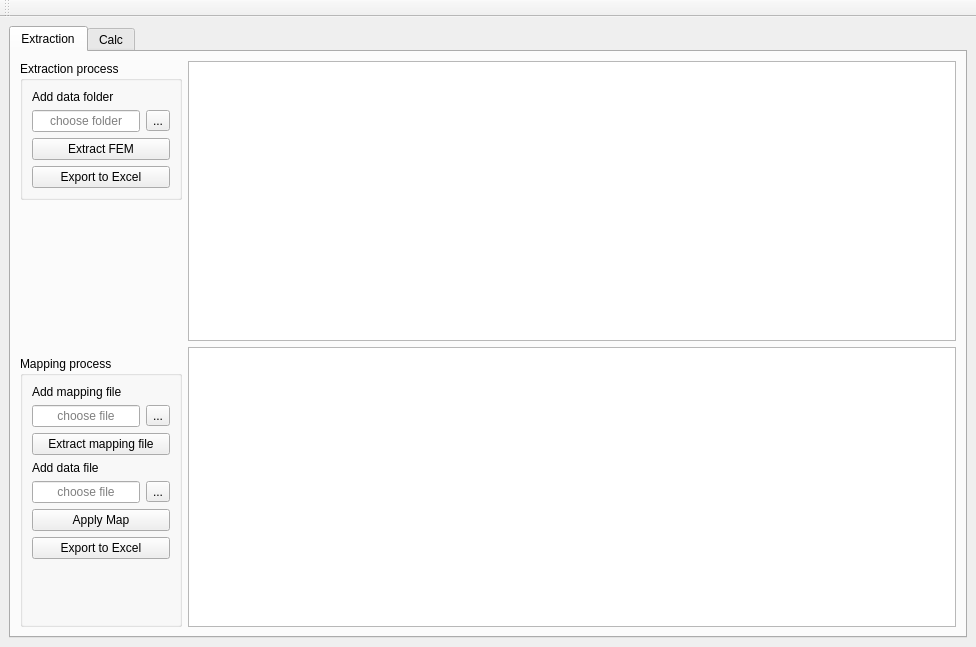
Old version of the form base_ui.ui in the repository zhivvv/dashboard.
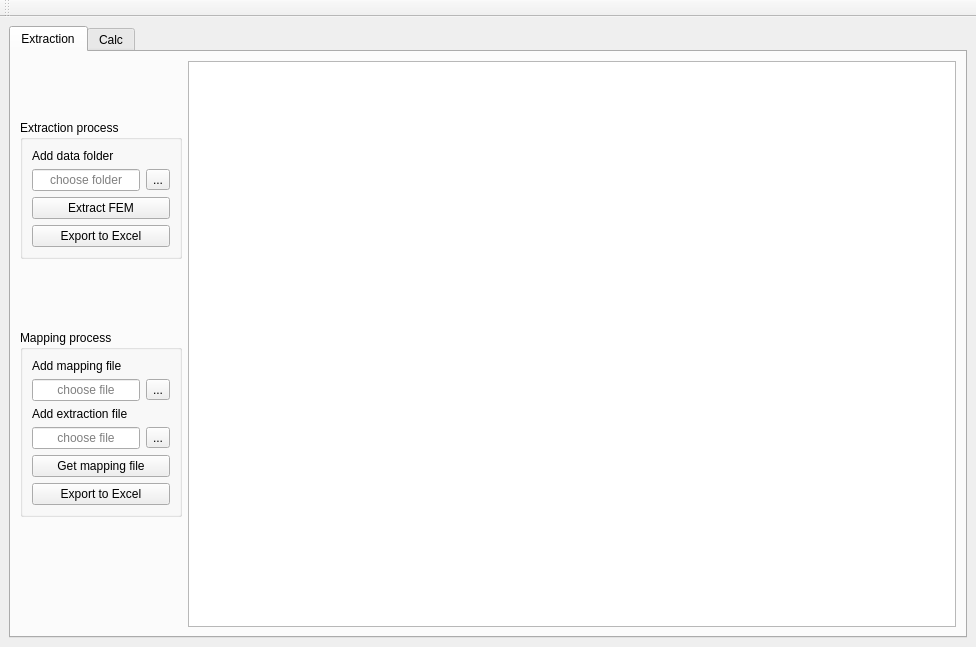
New version of the form.

Commit message: [Home] Functions to mapping buttons were added GUI, mapping module was modified

What changed in the file:
```diff
--- a/base_ui.ui
+++ b/base_ui.ui
@@ -54,7 +54,7 @@
              <string>Extraction process</string>
             </property>
             <layout class="QFormLayout" name="formLayout">
-             <item row="1" column="0">
+             <item row="1" column="0" colspan="2">
               <widget class="QLabel" name="label_15">
                <property name="text">
                 <string>Add data folder</string>
@@ -110,19 +110,6 @@
             </layout>
            </widget>
           </item>
-          <item>
-           <spacer name="verticalSpacer_2">
-            <property name="orientation">
-             <enum>Qt::Vertical</enum>
-            </property>
-            <property name="sizeHint" stdset="0">
-             <size>
-              <width>20</width>
-              <height>40</height>
-             </size>
-            </property>
-           </spacer>
-          </item>
           <item>
            <widget class="QGroupBox" name="groupBox_2">
             <property name="sizePolicy">
@@ -135,14 +122,14 @@
              <string>Mapping process</string>
             </property>
             <layout class="QFormLayout" name="formLayout_2">
-             <item row="1" column="0">
+             <item row="1" column="0" colspan="2">
               <widget class="QLabel" name="label_9">
                <property name="text">
                 <string>Add mapping file</string>
                </property>
               </widget>
              </item>
-             <item row="2" column="0">
+             <item row="3" column="0">
               <widget class="QLineEdit" name="lineEdit_mapping_file">
                <property name="sizePolicy">
                 <sizepolicy hsizetype="Preferred" vsizetype="Fixed">
@@ -167,41 +154,22 @@
                </property>
               </widget>
              </item>
-             <item row="2" column="1">
+             <item row="3" column="1">
               <widget class="QToolButton" name="btn_tool_choose_mapping_file">
                <property name="text">
                 <string>...</string>
                </property>
               </widget>
              </item>
-             <item row="3" column="0" colspan="2">
-              <widget class="QPushButton" name="btn_apply_map_2">
-               <property name="sizePolicy">
-                <sizepolicy hsizetype="Preferred" vsizetype="Preferred">
-                 <horstretch>0</horstretch>
-                 <verstretch>0</verstretch>
-                </sizepolicy>
-               </property>
-               <property name="minimumSize">
-                <size>
-                 <width>0</width>
-                 <height>0</height>
-                </size>
-               </property>
-               <property name="text">
-                <string>Extract mapping file</string>
-               </property>
-              </widget>
-             </item>
-             <item row="4" column="0">
+             <item row="5" column="0" colspan="2">
               <widget class="QLabel" name="label_14">
                <property name="text">
-                <string>Add data file</string>
+                <string>Add extraction file</string>
                </property>
               </widget>
              </item>
-             <item row="5" column="0">
-              <widget class="QLineEdit" name="lineEdit_datafile">
+             <item row="6" column="0">
+              <widget class="QLineEdit" name="lineEdit_data_file">
                <property name="sizePolicy">
                 <sizepolicy hsizetype="Preferred" vsizetype="Fixed">
                  <horstretch>0</horstretch>
@@ -225,58 +193,58 @@
                </property>
               </widget>
              </item>
-             <item row="5" column="1">
-              <widget class="QToolButton" name="btn_tool_choos_data_file">
+             <item row="6" column="1">
+              <widget class="QToolButton" name="btn_tool_choose_data_file">
                <property name="text">
                 <string>...</string>
                </property>
               </widget>
              </item>
-             <item row="6" column="0" colspan="2">
-              <widget class="QPushButton" name="btn_apply_map">
-               <property name="sizePolicy">
-                <sizepolicy hsizetype="Preferred" vsizetype="Preferred">
-                 <horstretch>0</horstretch>
-                 <verstretch>0</verstretch>
-                </sizepolicy>
-               </property>
-               <property name="minimumSize">
-                <size>
-                 <width>0</width>
-                 <height>0</height>
-                </size>
-               </property>
-               <property name="text">
-                <string>Apply Map</string>
-               </property>
-              </widget>
-             </item>
              <item row="7" column="0" colspan="2">
-              <widget class="QPushButton" name="btn_save_mapping">
+              <widget class="QPushButton" name="btn_get_mapping_file">
+               <property name="sizePolicy">
+                <sizepolicy hsizetype="Preferred" vsizetype="Preferred">
+                 <horstretch>0</horstretch>
+                 <verstretch>0</verstretch>
+                </sizepolicy>
+               </property>
+               <property name="minimumSize">
+                <size>
+                 <width>0</width>
+                 <height>0</height>
+                </size>
+               </property>
                <property name="text">
-                <string>Export to Excel</string>
+                <string>Get mapping file</string>
                </property>
               </widget>
              </item>
              <item row="8" column="0" colspan="2">
-              <spacer name="verticalSpacer">
-               <property name="orientation">
-                <enum>Qt::Vertical</enum>
+              <widget class="QPushButton" name="btn_save_mapping">
+               <property name="text">
+                <string>Export to Excel</string>
                </property>
-               <property name="sizeType">
-                <enum>QSizePolicy::Minimum</enum>
-               </property>
-               <property name="sizeHint" stdset="0">
-                <size>
-                 <width>20</width>
-                 <height>50</height>
-                </size>
-               </property>
-              </spacer>
+              </widget>
              </item>
             </layout>
            </widget>
           </item>
+          <item>
+           <spacer name="verticalSpacer">
+            <property name="orientation">
+             <enum>Qt::Vertical</enum>
+            </property>
+            <property name="sizeType">
+             <enum>QSizePolicy::Minimum</enum>
+            </property>
+            <property name="sizeHint" stdset="0">
+             <size>
+              <width>20</width>
+              <height>50</height>
+             </size>
+            </property>
+           </spacer>
+          </item>
          </layout>
         </item>
         <item>
@@ -284,9 +252,6 @@
           <item>
            <widget class="QTableView" name="table_fem_data"/>
           </item>
-          <item>
-           <widget class="QTableWidget" name="table_mapping_data"/>
-          </item>
          </layout>
         </item>
        </layout>
```
Left out of the diff: 16 changed lines with no effect on the pictures. The commit also changes 7 other files.
